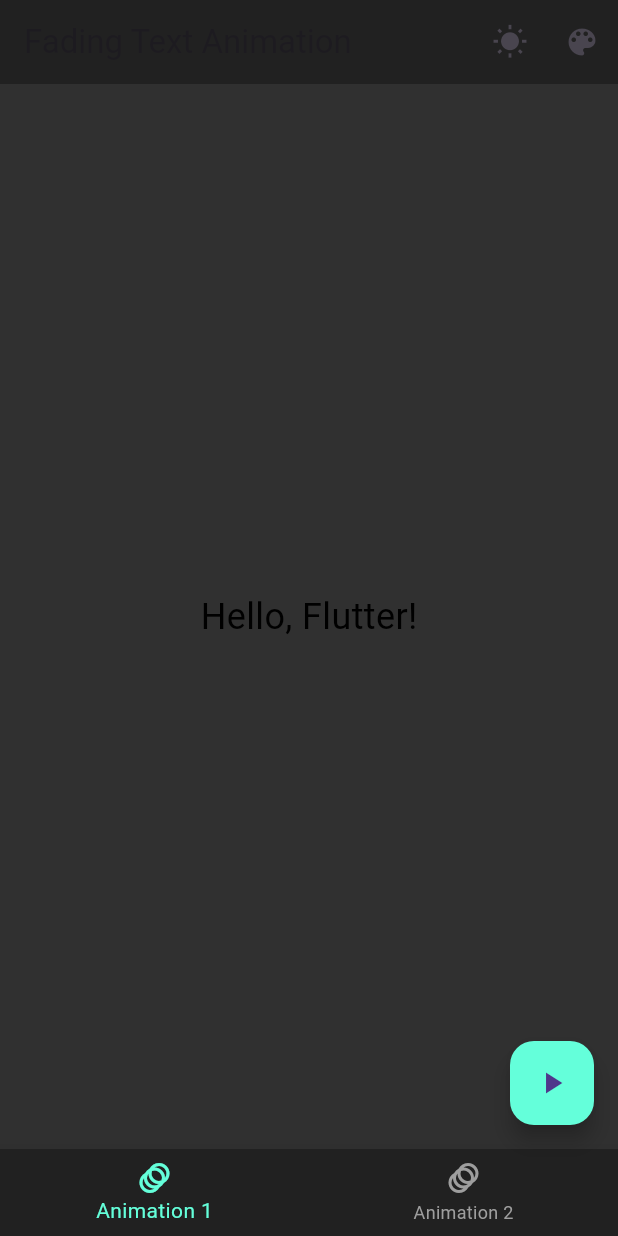
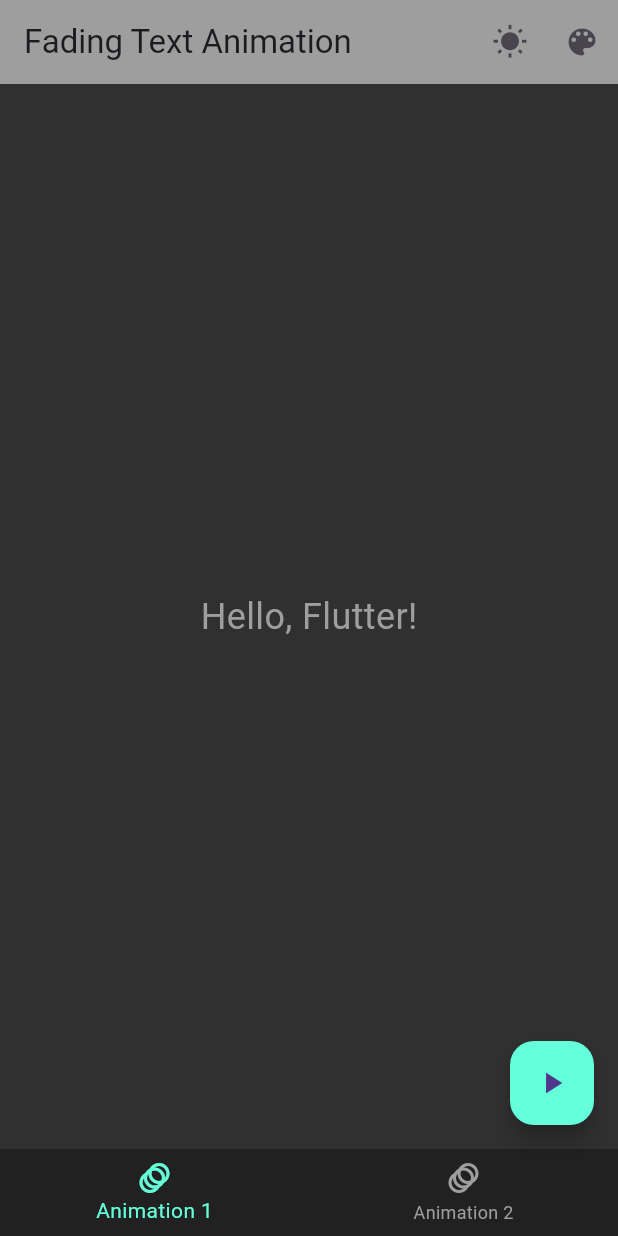
Before and after one commit to nikhilchowdary-yamani/act7, a Flutter app: the screen it shows after launch, after a tap on the "nightlight round" icon, on a phone screen of 412 x 824 dp. Run offline on Flutter 3.47's test engine with Material 3 defaults, Android fonts, the phone set to English and light mode, and no system bars; our stand-ins replace flutter_colorpicker.

Commit message:
Code Fix

```diff
--- a/lib/main.dart
+++ b/lib/main.dart
@@ -22,7 +22,7 @@ class FadingTextAnimation extends StatefulWidget {
 class _FadingTextAnimationState extends State<FadingTextAnimation> {
   bool _isVisible = true;
   bool _isDarkMode = false;
-  Color _textColor = Colors.black;
+  Color _textColor = Colors.grey;
   int _currentPage = 0;
 
   void toggleVisibility() {
@@ -72,7 +72,7 @@ class _FadingTextAnimationState extends State<FadingTextAnimation> {
     return Scaffold(
       appBar: AppBar(
         title: Text('Fading Text Animation'),
-        backgroundColor: _isDarkMode ? Colors.grey[900] : Colors.blue,
+        backgroundColor: _isDarkMode ? Colors.grey : Colors.blue,
         actions: [
           IconButton(
             icon: Icon(_isDarkMode ? Icons.wb_sunny : Icons.nightlight_round),
@@ -100,7 +100,7 @@ class _FadingTextAnimationState extends State<FadingTextAnimation> {
             Center(
               child: AnimatedOpacity(
                 opacity: _isVisible ? 1.0 : 0.0,
-                duration: Duration(seconds: 1),
+                duration: Duration(seconds: 3),
                 child: Text(
                   'Hello, Flutter!',
                   style: TextStyle(
```
